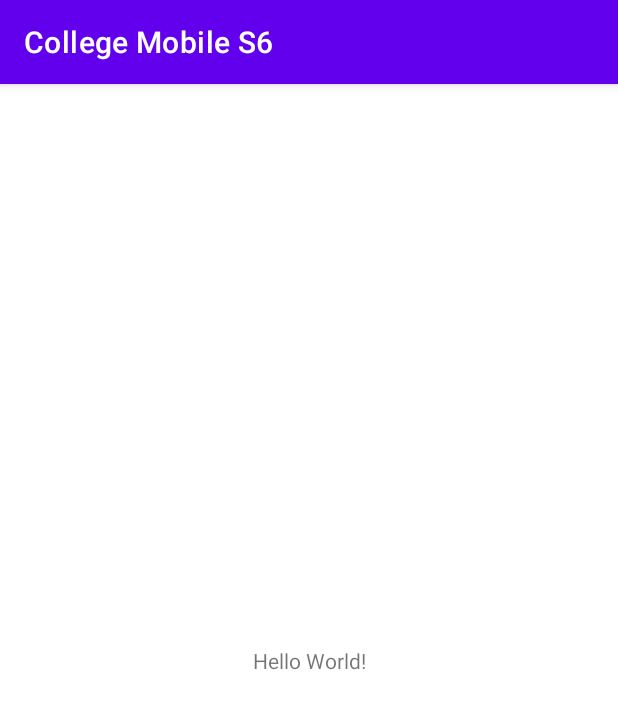
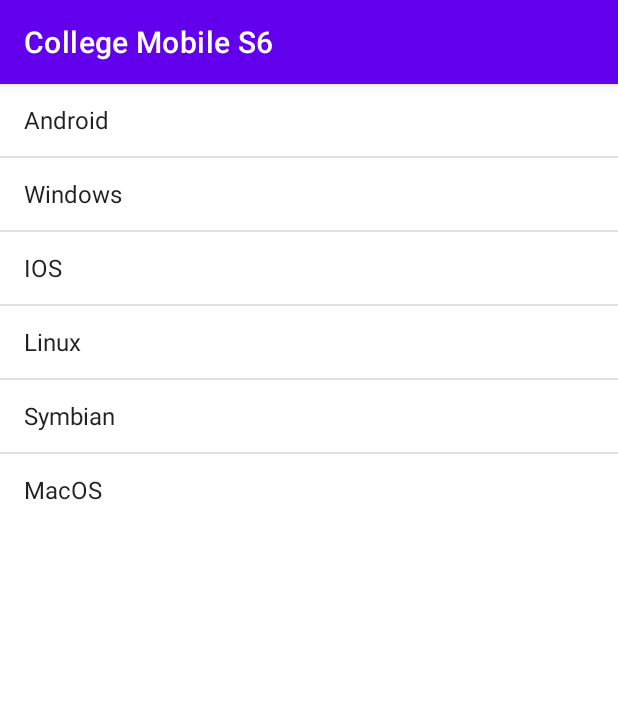
Before and after one commit to SugaryScripts/college-android-kotlin, an Android app: the screen it shows after launch (MainActivity), on a phone screen of 412 x 824 dp. Shown: the top 709 px of the screen. Run offline under Robolectric (Android 15) with nearby library versions, the phone set to English and light mode, and no system bars; 3 statements that could not run were skipped.

Commit message:
Static List :sparkles:

```diff
--- a/app/src/main/res/layout/activity_main.xml
+++ b/app/src/main/res/layout/activity_main.xml
@@ -1,18 +1,16 @@
 <?xml version="1.0" encoding="utf-8"?>
-<androidx.constraintlayout.widget.ConstraintLayout xmlns:android="http://schemas.android.com/apk/res/android"
+<LinearLayout xmlns:android="http://schemas.android.com/apk/res/android"
     xmlns:app="http://schemas.android.com/apk/res-auto"
     xmlns:tools="http://schemas.android.com/tools"
     android:layout_width="match_parent"
     android:layout_height="match_parent"
     tools:context=".MainActivity">
 
-    <TextView
-        android:layout_width="wrap_content"
+    <ListView
+        android:layout_width="match_parent"
         android:layout_height="wrap_content"
-        android:text="Hello World!"
-        app:layout_constraintBottom_toBottomOf="parent"
-        app:layout_constraintLeft_toLeftOf="parent"
-        app:layout_constraintRight_toRightOf="parent"
-        app:layout_constraintTop_toTopOf="parent" />
+        android:entries="@array/os">
 
-</androidx.constraintlayout.widget.ConstraintLayout>
+    </ListView>
+
+</LinearLayout>
--- a/app/src/main/res/values/strings.xml
+++ b/app/src/main/res/values/strings.xml
@@ -1,3 +1,12 @@
 <resources>
     <string name="app_name">College Mobile S6</string>
+
+    <string-array name="os">
+        <item>Android</item>
+        <item>Windows</item>
+        <item>IOS</item>
+        <item>Linux</item>
+        <item>Symbian</item>
+        <item>MacOS</item>
+    </string-array>
 </resources>
```
